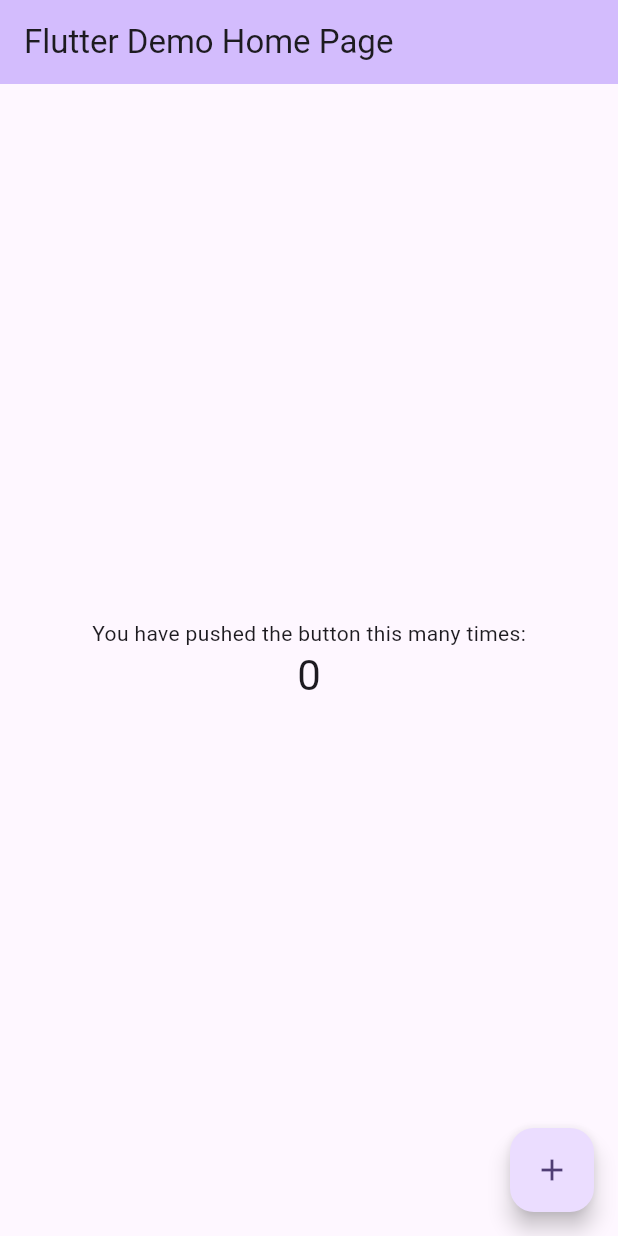
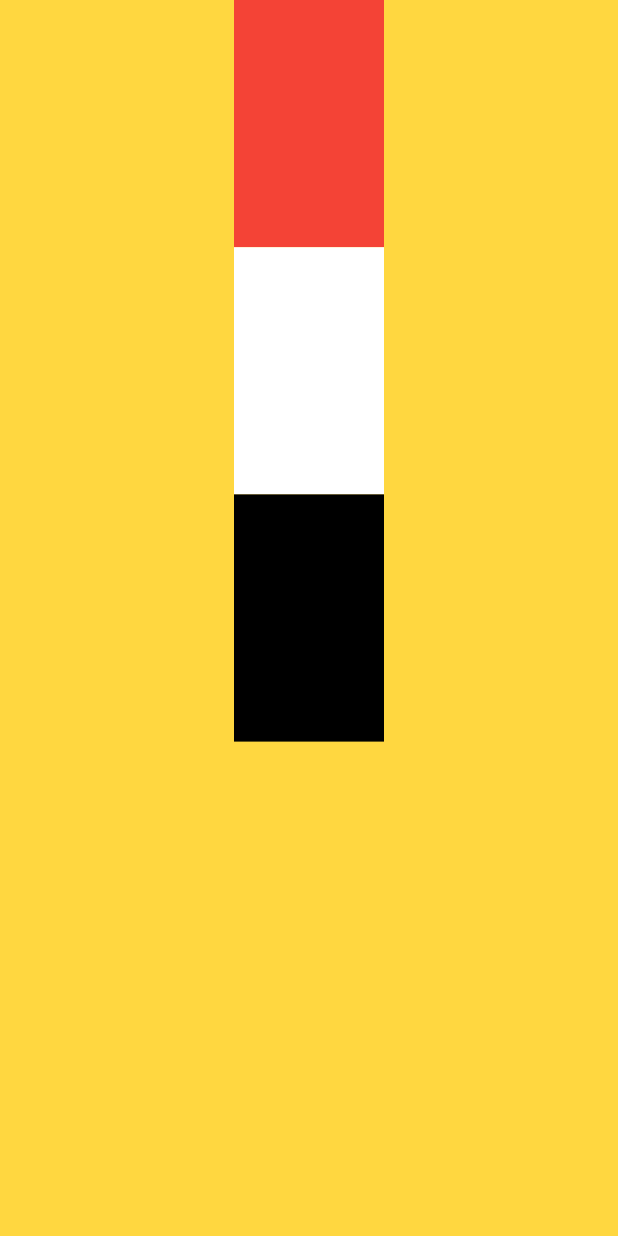
Before and after one commit to AhmedRasmy1/learning_responsive_and_adaptive_ui, a Flutter app: the screen it shows after launch, on a phone screen of 412 x 824 dp. Run offline on Flutter 3.47's test engine with Material 3 defaults, Android fonts, the light colour scheme and no system bars.

Commit message:
refactor: replace MyApp with ResponsiveAndAdaptiveUI and simplify widget structure

```diff
--- a/lib/main.dart
+++ b/lib/main.dart
@@ -1,125 +1,40 @@
 import 'package:flutter/material.dart';
 
 void main() {
-  runApp(const MyApp());
+  runApp(const ResponsiveAndAdaptiveUI());
 }
 
-class MyApp extends StatelessWidget {
-  const MyApp({super.key});
+class ResponsiveAndAdaptiveUI extends StatelessWidget {
+  const ResponsiveAndAdaptiveUI({super.key});
 
-  // This widget is the root of your application.
   @override
   Widget build(BuildContext context) {
+    var height = MediaQuery.of(context).size.height;
     return MaterialApp(
-      title: 'Flutter Demo',
-      theme: ThemeData(
-        // This is the theme of your application.
-        //
-        // TRY THIS: Try running your application with "flutter run". You'll see
-        // the application has a purple toolbar. Then, without quitting the app,
-        // try changing the seedColor in the colorScheme below to Colors.green
-        // and then invoke "hot reload" (save your changes or press the "hot
-        // reload" button in a Flutter-supported IDE, or press "r" if you used
-        // the command line to start the app).
-        //
-        // Notice that the counter didn't reset back to zero; the application
-        // state is not lost during the reload. To reset the state, use hot
-        // restart instead.
-        //
-        // This works for code too, not just values: Most code changes can be
-        // tested with just a hot reload.
-        colorScheme: ColorScheme.fromSeed(seedColor: Colors.deepPurple),
-        useMaterial3: true,
+      debugShowCheckedModeBanner: false,
+      home: Scaffold(
+        backgroundColor: Colors.amberAccent,
+        body: Center(
+            child: Column(
+          children: [
+            Container(
+              color: Colors.red,
+              height: height * 0.2,
+              width: 100,
+            ),
+            Container(
+              color: Colors.white,
+              height: height * 0.2,
+              width: 100,
+            ),
+            Container(
+              color: Colors.black,
+              height: height * 0.2,
+              width: 100,
+            ),
+          ],
+        )),
       ),
-      home: const MyHomePage(title: 'Flutter Demo Home Page'),
     );
   }
 }
-
-class MyHomePage extends StatefulWidget {
-  const MyHomePage({super.key, required this.title});
-
-  // This widget is the home page of your application. It is stateful, meaning
-  // that it has a State object (defined below) that contains fields that affect
-  // how it looks.
-
-  // This class is the configuration for the state. It holds the values (in this
-  // case the title) provided by the parent (in this case the App widget) and
-  // used by the build method of the State. Fields in a Widget subclass are
-  // always marked "final".
-
-  final String title;
-
-  @override
-  State<MyHomePage> createState() => _MyHomePageState();
-}
-
-class _MyHomePageState extends State<MyHomePage> {
-  int _counter = 0;
-
-  void _incrementCounter() {
-    setState(() {
-      // This call to setState tells the Flutter framework that something has
-      // changed in this State, which causes it to rerun the build method below
-      // so that the display can reflect the updated values. If we changed
-      // _counter without calling setState(), then the build method would not be
-      // called again, and so nothing would appear to happen.
-      _counter++;
-    });
-  }
-
-  @override
-  Widget build(BuildContext context) {
-    // This method is rerun every time setState is called, for instance as done
-    // by the _incrementCounter method above.
-    //
-    // The Flutter framework has been optimized to make rerunning build methods
-    // fast, so that you can just rebuild anything that needs updating rather
-    // than having to individually change instances of widgets.
-    return Scaffold(
-      appBar: AppBar(
-        // TRY THIS: Try changing the color here to a specific color (to
-        // Colors.amber, perhaps?) and trigger a hot reload to see the AppBar
-        // change color while the other colors stay the same.
-        backgroundColor: Theme.of(context).colorScheme.inversePrimary,
-        // Here we take the value from the MyHomePage object that was created by
-        // the App.build method, and use it to set our appbar title.
-        title: Text(widget.title),
-      ),
-      body: Center(
-        // Center is a layout widget. It takes a single child and positions it
-        // in the middle of the parent.
-        child: Column(
-          // Column is also a layout widget. It takes a list of children and
-          // arranges them vertically. By default, it sizes itself to fit its
-          // children horizontally, and tries to be as tall as its parent.
-          //
-          // Column has various properties to control how it sizes itself and
-          // how it positions its children. Here we use mainAxisAlignment to
-          // center the children vertically; the main axis here is the vertical
-          // axis because Columns are vertical (the cross axis would be
-          // horizontal).
-          //
-          // TRY THIS: Invoke "debug painting" (choose the "Toggle Debug Paint"
-          // action in the IDE, or press "p" in the console), to see the
-          // wireframe for each widget.
-          mainAxisAlignment: MainAxisAlignment.center,
-          children: <Widget>[
-            const Text(
-              'You have pushed the button this many times:',
-            ),
-            Text(
-              '$_counter',
-              style: Theme.of(context).textTheme.headlineMedium,
-            ),
-          ],
-        ),
-      ),
-      floatingActionButton: FloatingActionButton(
-        onPressed: _incrementCounter,
-        tooltip: 'Increment',
-        child: const Icon(Icons.add),
-      ), // This trailing comma makes auto-formatting nicer for build methods.
-    );
-  }
-}
```
Also changed, not shown: 1 other file.
